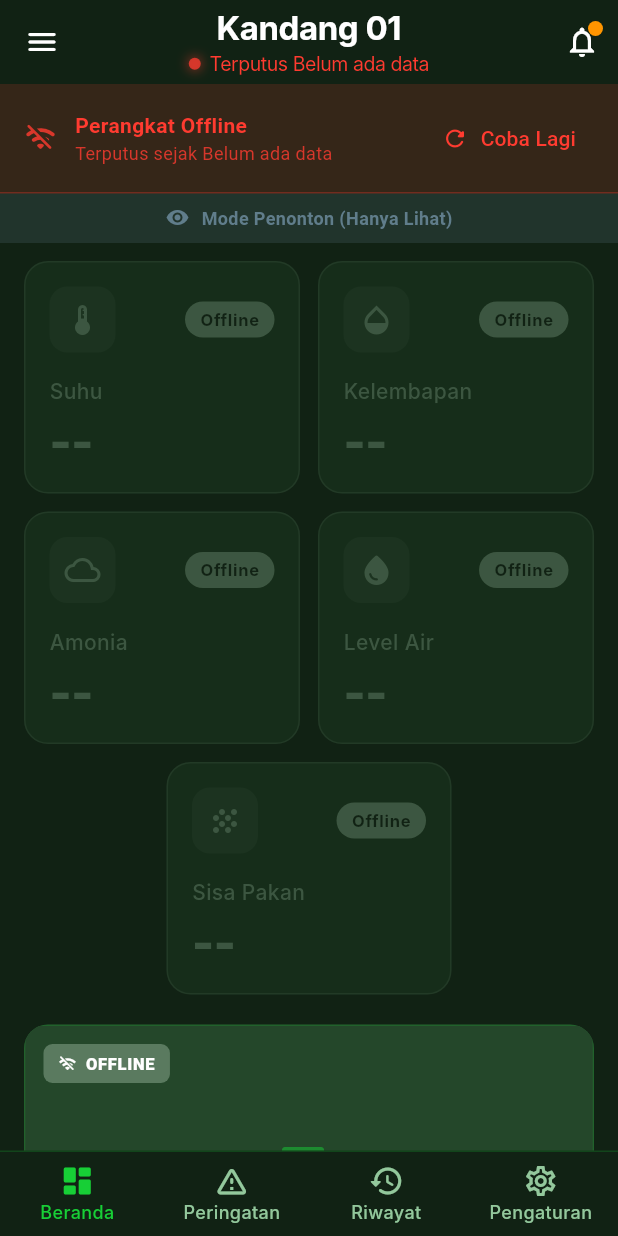
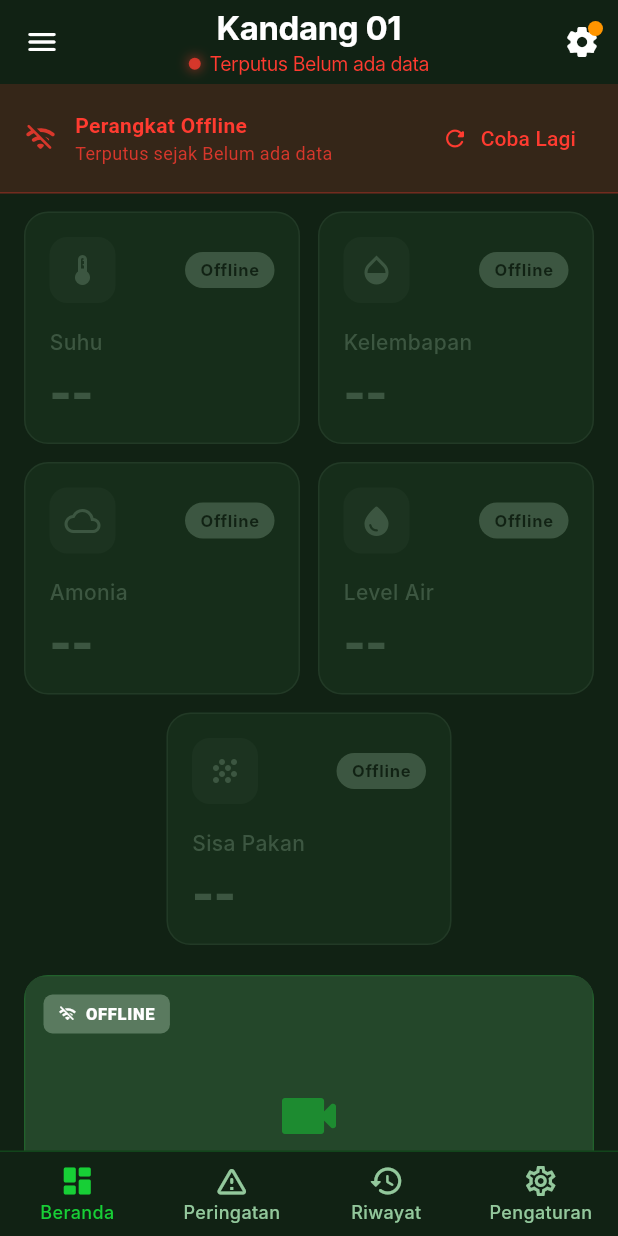
Before and after one commit to suryadermawan19/kandangkuu, a Flutter app: the screen it shows once a user with an empty profile is signed in, on a phone screen of 412 x 824 dp. Run offline on Flutter 3.47's test engine with Material 3 defaults, Android fonts, the phone set to English and light mode, and no system bars; our stand-ins replace cloud_firestore, firebase_auth, firebase_core, firebase_messaging, firebase_storage, fl_chart and 1 more; accounts and stored records are empty; Roboto replaces fonts that are missing (Inter).

Commit message:
feat: Remove viewer mode - all users now have full access
- Remove role-based restrictions from DarkDashboardScreen
- Remove unused _buildViewerBanner method
- All authenticated users can now control all features

```diff
--- a/lib/ui/screens/dark_dashboard_screen.dart
+++ b/lib/ui/screens/dark_dashboard_screen.dart
@@ -54,12 +54,8 @@
       listen: false,
     );
 
-    return StreamProvider<String>(
-      create: (_) => firebaseService.getUserRoleStream(),
-      initialData: 'viewer', // Default to safer viewer role
-      child: Consumer<String>(
-        builder: (context, userRole, child) {
-          final isAdmin = userRole == 'admin';
+    // All authenticated users now have full control access (no role restrictions)
+    final isAdmin = true;
 
     return Scaffold(
       backgroundColor: DarkTheme.backgroundPrimary,
@@ -70,16 +66,11 @@
           if (sensorData.isStale || sensorData.isFromCache)
             _buildOfflineBanner(sensorData),
 
-                // Role Banner (Viewer Mode)
-                if (!isAdmin) _buildViewerBanner(),
-
+          // Viewer banner removed - all users have full access now
           Expanded(
             child: SingleChildScrollView(
               physics: const BouncingScrollPhysics(),
-                    padding: const EdgeInsets.symmetric(
-                      horizontal: 16,
-                      vertical: 12,
-                    ),
+              padding: const EdgeInsets.symmetric(horizontal: 16, vertical: 12),
               child: Column(
                 crossAxisAlignment: CrossAxisAlignment.start,
                 children: [
@@ -95,19 +86,11 @@
                   const SizedBox(height: 24),
 
                   // Logistik & Pakan Section (Manual Servo Controls)
-                        _buildLogistikSection(
-                          sensorData,
-                          firebaseService,
-                          isAdmin,
-                        ),
+                  _buildLogistikSection(sensorData, firebaseService, isAdmin),
                   const SizedBox(height: 24),
 
                   // Control Section
-                        _buildControlSection(
-                          sensorData,
-                          firebaseService,
-                          isAdmin,
-                        ),
+                  _buildControlSection(sensorData, firebaseService, isAdmin),
                   const SizedBox(height: 100), // Space for bottom nav
                 ],
               ),
@@ -116,9 +99,6 @@
         ],
       ),
       bottomNavigationBar: _buildBottomNav(),
-          );
-        },
-      ),
     );
   }
 
@@ -222,29 +202,7 @@
     );
   }
 
-  // ============ ROLE BANNER ============
-  Widget _buildViewerBanner() {
-    return Container(
-      width: double.infinity,
-      padding: const EdgeInsets.symmetric(horizontal: 16, vertical: 8),
-      color: Colors.blueGrey.withValues(alpha: 0.2),
-      child: Row(
-        mainAxisAlignment: MainAxisAlignment.center,
-        children: const [
-          Icon(Icons.visibility_rounded, size: 16, color: Colors.blueGrey),
-          SizedBox(width: 8),
-          Text(
-            'Mode Penonton (Hanya Lihat)',
-            style: TextStyle(
-              color: Colors.blueGrey,
-              fontSize: 12,
-              fontWeight: FontWeight.bold,
-            ),
-          ),
-        ],
-      ),
-    );
-  }
+  // Viewer banner removed - all users have full access
 
   // ============ SERVO STATUS BANNER ============
   Widget _buildServoStatusBanner(SensorModel sensorData) {
```
Also changed, not shown: 2 other files. Lines whose indentation alone changed are shown as unchanged.
